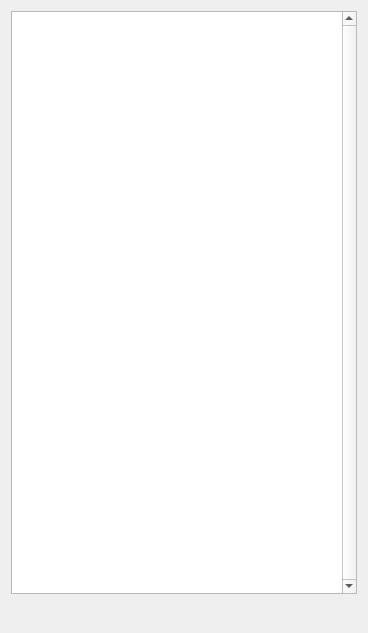
Before: the Qt Designer form Plugins/TaskListView/mainform.ui in kee-reel/PLAG, drawn with Qt 5.
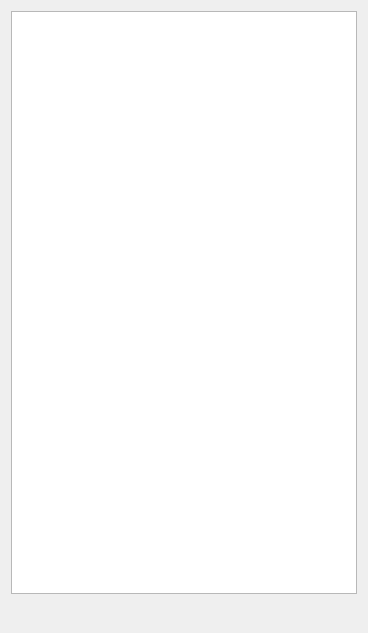
After: the same form once the commit is applied. Icons and pictures are not drawn.

```diff
--- a/Plugins/TaskListView/mainform.ui
+++ b/Plugins/TaskListView/mainform.ui
@@ -16,21 +16,6 @@
   <layout class="QVBoxLayout" name="verticalLayout">
    <item>
     <widget class="QTreeView" name="treeView">
-     <property name="enabled">
-      <bool>true</bool>
-     </property>
-     <property name="verticalScrollBarPolicy">
-      <enum>Qt::ScrollBarAlwaysOn</enum>
-     </property>
-     <property name="horizontalScrollBarPolicy">
-      <enum>Qt::ScrollBarAsNeeded</enum>
-     </property>
-     <property name="sizeAdjustPolicy">
-      <enum>QAbstractScrollArea::AdjustToContents</enum>
-     </property>
-     <property name="showDropIndicator" stdset="0">
-      <bool>true</bool>
-     </property>
      <property name="dragEnabled">
       <bool>true</bool>
      </property>
@@ -47,23 +32,11 @@
       <bool>true</bool>
      </property>
      <property name="selectionMode">
-      <enum>QAbstractItemView::SingleSelection</enum>
-     </property>
-     <property name="indentation">
-      <number>40</number>
-     </property>
-     <property name="rootIsDecorated">
-      <bool>true</bool>
+      <enum>QAbstractItemView::ExtendedSelection</enum>
      </property>
      <property name="animated">
       <bool>true</bool>
      </property>
-     <property name="headerHidden">
-      <bool>true</bool>
-     </property>
-     <property name="expandsOnDoubleClick">
-      <bool>false</bool>
-     </property>
     </widget>
    </item>
    <item>
```
Left out of the diff: 2 changed lines with no effect on the pictures.
